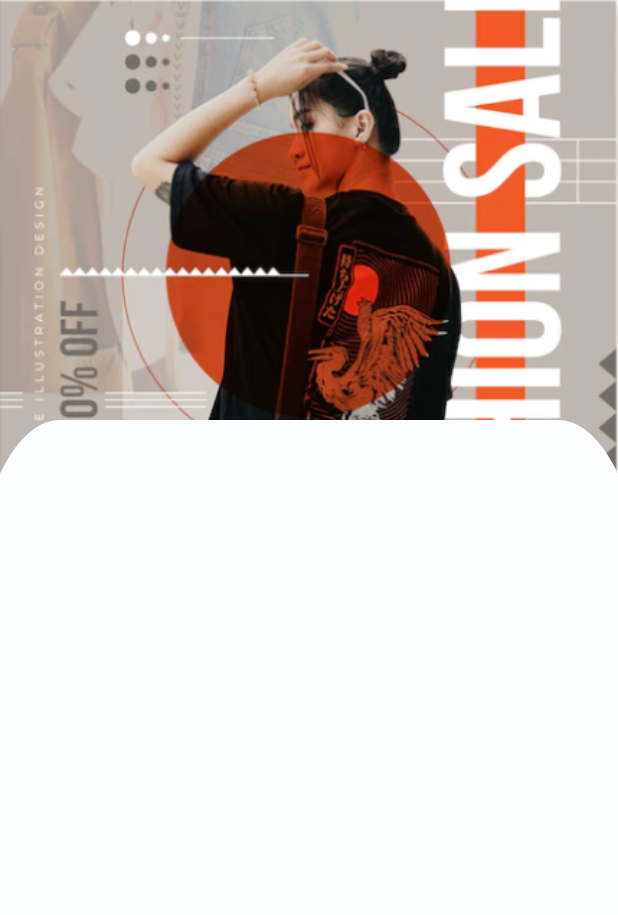
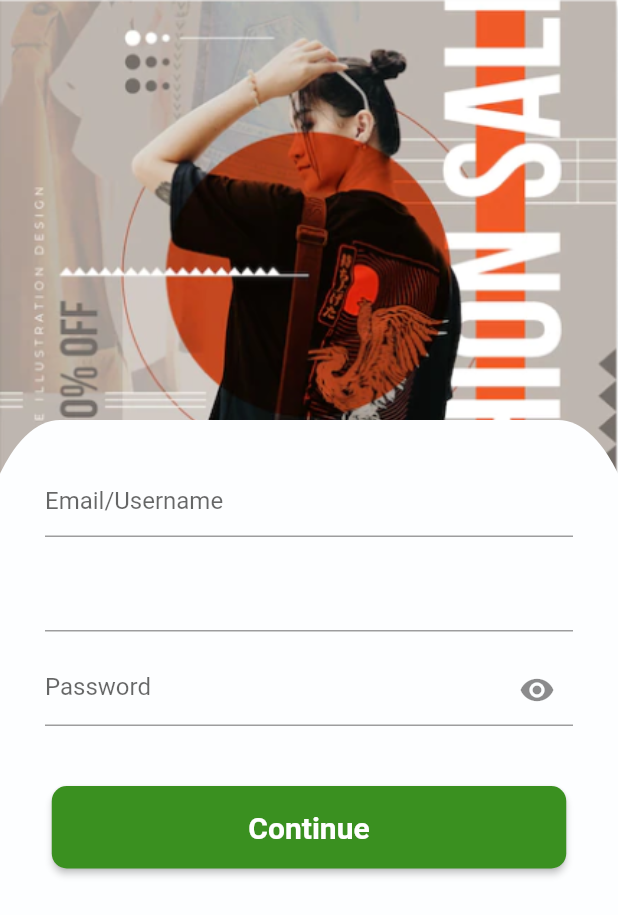
Before and after one commit to LET-BE-X/Givegi, a Flutter app: the NewAccScreen screen opened directly, on a phone screen of 412 x 824 dp. Shown: the top 915 px of the screen. Run offline on Flutter 3.47's test engine with Material 2 defaults, Android fonts, the phone set to English and light mode, and no system bars; our stand-ins replace carousel_slider, curved_navigation_bar, flutter_screenutil, flutter_svg, gap, get and 2 more.

Commit message:
newAcc page completed

```diff
--- a/lib/view/authScreen/screens/newAcc_page.dart
+++ b/lib/view/authScreen/screens/newAcc_page.dart
@@ -1,6 +1,9 @@
+import 'package:ecommercegiveji/view/authScreen/widgets/custom_button.dart';
 import 'package:ecommercegiveji/view/authScreen/widgets/custom_stack.dart';
+import 'package:ecommercegiveji/view/authScreen/widgets/custon_textfield.dart';
 import 'package:flutter/material.dart';
 import 'package:get/get.dart';
+import 'package:velocity_x/velocity_x.dart';
 
 class NewAccScreen extends StatefulWidget {
   const NewAccScreen({super.key});
@@ -16,7 +19,25 @@ class _NewAccScreenState extends State<NewAccScreen> {
       body: myStack(
           child: Column(
         children: [
-
+          CustomTextfield(
+            decoration: InputDecoration(hintText: 'Email/Username'),
+          ),
+          15.heightBox,
+          CustomTextfield(
+            decoration: InputDecoration(),
+          ),
+          15.heightBox,
+          CustomTextfield(
+            decoration: const InputDecoration(
+                suffixIcon: Icon(Icons.visibility), hintText: 'Password'),
+          ),
+          40.heightBox,
+          MyButton(
+            ontap: () {},
+            height: 55,
+            width: 343,
+            text: 'Continue',
+          )
         ],
       ).marginOnly(left: 50, right: 50, top: 30)),
     );
--- a/lib/view/authScreen/widgets/custon_textfield.dart
+++ b/lib/view/authScreen/widgets/custon_textfield.dart
@@ -3,9 +3,9 @@ import 'package:flutter/material.dart';
 
 class CustomTextfield extends StatelessWidget {
   InputDecoration? decoration;
-  CustomTextfield({
+  CustomTextfield( {
     Key? key,
-    this.decoration,
+   this.decoration
   }) : super(key: key);
 
   @override
```
